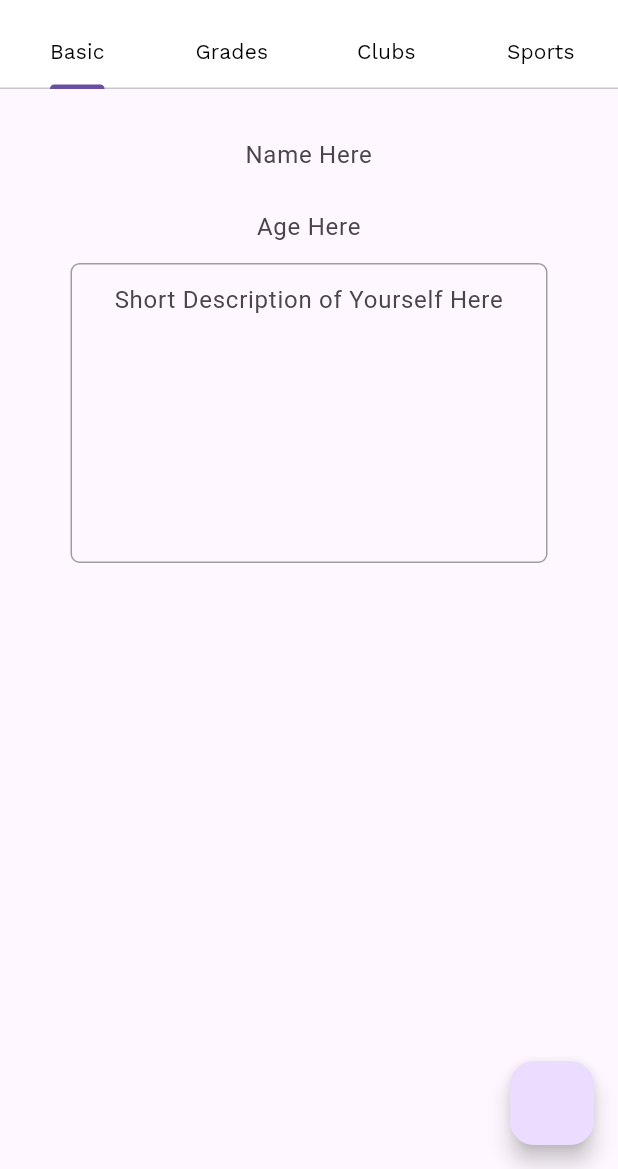
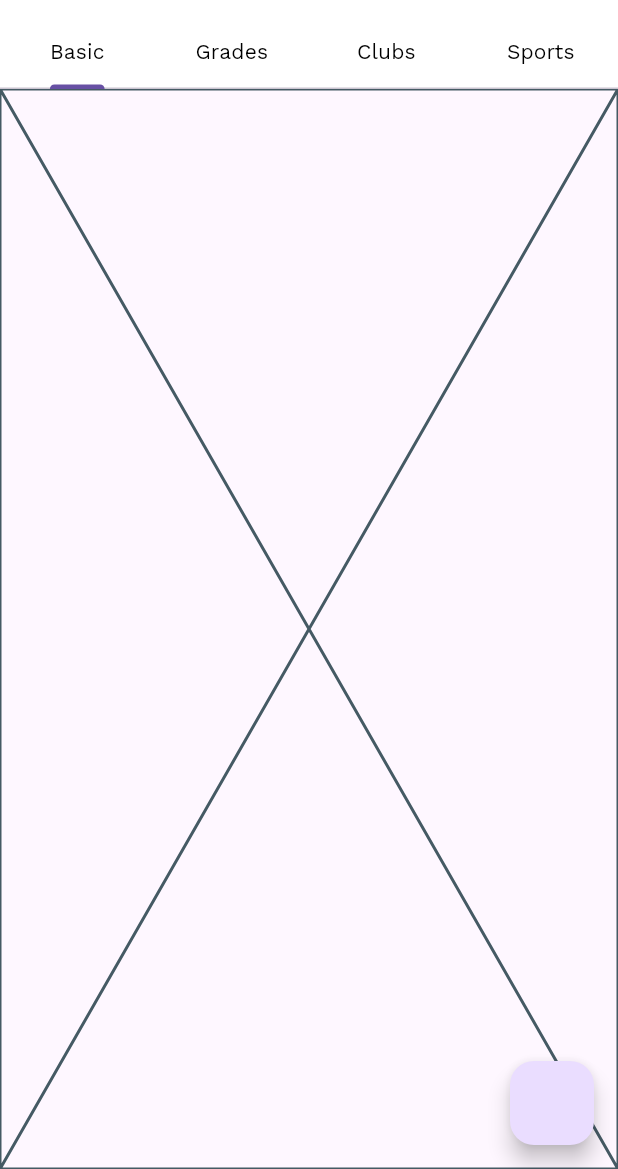
Before and after one commit to ZacharySweet/profolio-app, a Flutter app: the screen it shows after launch, on a phone screen of 412 x 824 dp, the part 67-1236 px from its top. Run offline on Flutter 3.47's test engine with Material 3 defaults, Android fonts, the phone set to English and light mode, and no system bars.

Commit message:
PLEASE PLEASE PLEASE PLEASE PLEASE PLEASE PLEASE PLEASE PLEASE PLEASE PLEASE PLEASE PLEASE PLEASE PLEASE PLEASE

```diff
--- a/lib/routes/main_page.dart
+++ b/lib/routes/main_page.dart
@@ -1,5 +1,5 @@
 import 'package:flutter/material.dart';
-import 'package:profolio/widgets/basic_page.dart';
+import 'package:profolio/widgets/home_screen_pages/basic_page.dart';
 import 'package:profolio/widgets/home_screen_pages/clubs.dart';
 
 class MainPage extends StatefulWidget {
@@ -46,7 +46,7 @@ class _MainPageState extends State<MainPage> {
         body: const Stack(children: [
           TabBarView(
             children: [
-              BasicPage(title: 'Basic'), // Basic information placeholder
+              BasicPage(), // Basic information placeholder
               Center(child: Text('Tab 2 Placeholder')), //
               ClubPage(),
               Center(child: Text('Tab 4 Placeholder')),
--- a/lib/widgets/basic_Page.dart
+++ /dev/null
@@ -1,66 +0,0 @@
-import 'package:flutter/material.dart';
-
-class BasicPage extends StatefulWidget {
-  final String title; // Title for the page
-
-  const BasicPage({super.key, required this.title});
-
-  @override
-  State<BasicPage> createState() => _BasicPageState();
-}
-
-class _BasicPageState extends State<BasicPage> {
-  int volunteerHours = 0; // Changing value
-
-  @override
-  Widget build(BuildContext context) {
-    return Scaffold(
-      body: Center(
-        child: Column(
-          crossAxisAlignment: CrossAxisAlignment.center,
-          children: [
-            const SizedBox(
-              height: 20,
-            ),
-            const SizedBox(
-              width: 300,
-              child: TextField(
-                textAlign: TextAlign.center,
-                decoration: InputDecoration(
-                    hintText: 'Name Here', border: InputBorder.none),
-              ),
-            ),
-            const SizedBox(
-              width: 300,
-              child: TextField(
-                textAlign: TextAlign.center,
-                decoration: InputDecoration(
-                    hintText: 'Age Here', border: InputBorder.none),
-              ),
-            ),
-            Container(
-              height: 200,
-              padding: const EdgeInsets.symmetric(horizontal: 8),
-              decoration: BoxDecoration(
-                  border: Border.all(color: Colors.grey),
-                  borderRadius: BorderRadius.circular(6)),
-              child: const Expanded(
-                child: SizedBox(
-                  width: 300,
-                  child: TextField(
-                    textAlignVertical: TextAlignVertical.top,
-                    textAlign: TextAlign.center,
-                    decoration: InputDecoration(
-                        border: InputBorder.none,
-                        hintText: 'Short Description of Yourself Here'),
-                    maxLines: null, // Allow unlimited lines
-                  ),
-                ),
-              ),
-            ),
-          ],
-        ),
-      ),
-    );
-  }
-}
--- /dev/null
+++ b/lib/widgets/home_screen_pages/basic_page.dart
@@ -0,0 +1,15 @@
+import 'package:flutter/material.dart';
+
+class BasicPage extends StatefulWidget {
+  const BasicPage({super.key});
+
+  @override
+  State<BasicPage> createState() => _BasicPageState();
+}
+
+class _BasicPageState extends State<BasicPage> {
+  @override
+  Widget build(BuildContext context) {
+    return const Placeholder();
+  }
+}
```
Also changed, not shown: lib/widgets/general_widgets/divider_and_text.dart (added, +29 -0 lines), lib/widgets/home_screen_pages/clubs.dart (+7 -17 lines).
